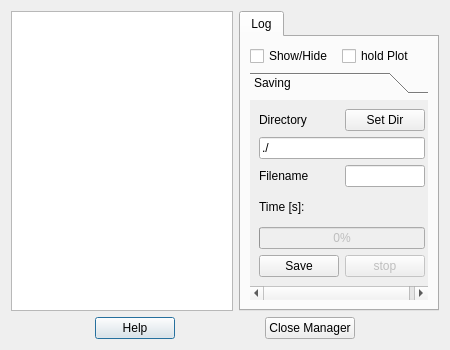
Old version of the form src/qrl_logs_manager.ui in the repository fcuzzocrea/QRTAILab.
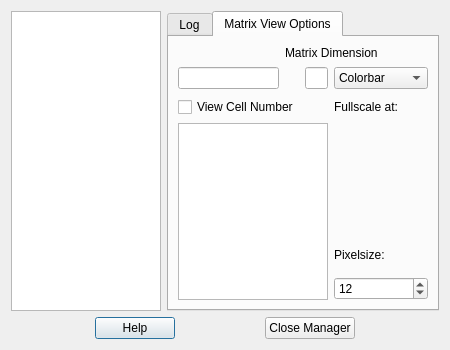
New version of the form. The open tabs and pages were chosen to show the change. Icons and pictures are not drawn. Custom widgets are drawn as their Qt base class.

Commit message: matrix plot almost ready

The edit to the form file:
```diff
--- a/src/qrl_logs_manager.ui
+++ b/src/qrl_logs_manager.ui
@@ -152,7 +152,7 @@
            <rect>
             <x>0</x>
             <y>0</y>
-            <width>180</width>
+            <width>280</width>
             <height>201</height>
            </rect>
           </property>
@@ -278,6 +278,148 @@
        </item>
       </layout>
      </widget>
+     <widget class="QWidget" name="matrixView">
+      <attribute name="title">
+       <string>Matrix View Options</string>
+      </attribute>
+      <layout class="QGridLayout" name="gridLayout_4">
+       <item row="0" column="1" colspan="3">
+        <widget class="QLabel" name="label_4">
+         <property name="text">
+          <string>Matrix Dimension</string>
+         </property>
+        </widget>
+       </item>
+       <item row="1" column="0">
+        <widget class="QLineEdit" name="rowDimLineEdit">
+         <property name="readOnly">
+          <bool>true</bool>
+         </property>
+        </widget>
+       </item>
+       <item row="1" column="1">
+        <spacer name="horizontalSpacer">
+         <property name="orientation">
+          <enum>Qt::Horizontal</enum>
+         </property>
+         <property name="sizeHint" stdset="0">
+          <size>
+           <width>21</width>
+           <height>25</height>
+          </size>
+         </property>
+        </spacer>
+       </item>
+       <item row="1" column="2">
+        <widget class="QLineEdit" name="colDimLineEdit">
+         <property name="autoFillBackground">
+          <bool>false</bool>
+         </property>
+         <property name="readOnly">
+          <bool>true</bool>
+         </property>
+        </widget>
+       </item>
+       <item row="1" column="3">
+        <widget class="QComboBox" name="delegateComboBox">
+         <item>
+          <property name="text">
+           <string>Colorbar</string>
+          </property>
+         </item>
+         <item>
+          <property name="text">
+           <string>Black/White</string>
+          </property>
+         </item>
+         <item>
+          <property name="text">
+           <string>Pixel</string>
+          </property>
+         </item>
+         <item>
+          <property name="text">
+           <string>Text</string>
+          </property>
+         </item>
+        </widget>
+       </item>
+       <item row="2" column="0" colspan="2">
+        <widget class="QCheckBox" name="viewNumberCheckBox">
+         <property name="font">
+          <font>
+           <pointsize>9</pointsize>
+          </font>
+         </property>
+         <property name="text">
+          <string>View Cell Number</string>
+         </property>
+        </widget>
+       </item>
+       <item row="2" column="3">
+        <widget class="QLabel" name="label_5">
+         <property name="text">
+          <string>Fullscale at:</string>
+         </property>
+        </widget>
+       </item>
+       <item row="3" column="0" rowspan="5" colspan="3">
+        <widget class="QTableView" name="legendTableView"/>
+       </item>
+       <item row="3" column="3">
+        <widget class="QwtCounter" name="minScaleCounter">
+         <property name="numButtons">
+          <number>0</number>
+         </property>
+         <property name="basicstep" stdset="0">
+          <double>1.000000000000000</double>
+         </property>
+         <property name="minValue">
+          <double>-10000000.000000000000000</double>
+         </property>
+         <property name="maxValue">
+          <double>10000000.000000000000000</double>
+         </property>
+        </widget>
+       </item>
+       <item row="4" column="3">
+        <widget class="QwtCounter" name="maxScaleCounter">
+         <property name="numButtons">
+          <number>0</number>
+         </property>
+         <property name="basicstep" stdset="0">
+          <double>1.000000000000000</double>
+         </property>
+         <property name="minValue">
+          <double>-10000000.000000000000000</double>
+         </property>
+         <property name="maxValue">
+          <double>10000000.000000000000000</double>
+         </property>
+         <property name="value">
+          <double>1.000000000000000</double>
+         </property>
+        </widget>
+       </item>
+       <item row="7" column="3">
+        <widget class="QSpinBox" name="pixelSizeSpinBox">
+         <property name="maximum">
+          <number>500</number>
+         </property>
+         <property name="value">
+          <number>12</number>
+         </property>
+        </widget>
+       </item>
+       <item row="6" column="3">
+        <widget class="QLabel" name="label_6">
+         <property name="text">
+          <string>Pixelsize:</string>
+         </property>
+        </widget>
+       </item>
+      </layout>
+     </widget>
     </widget>
    </item>
   </layout>
```
The commit also changes 10 other files.
